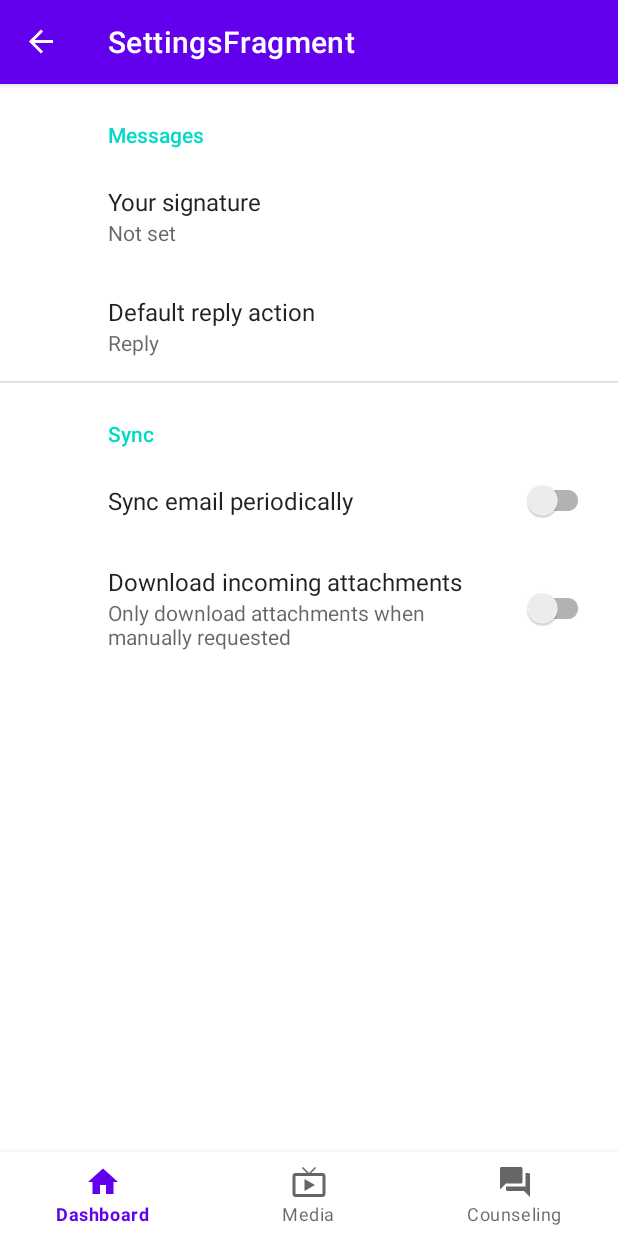
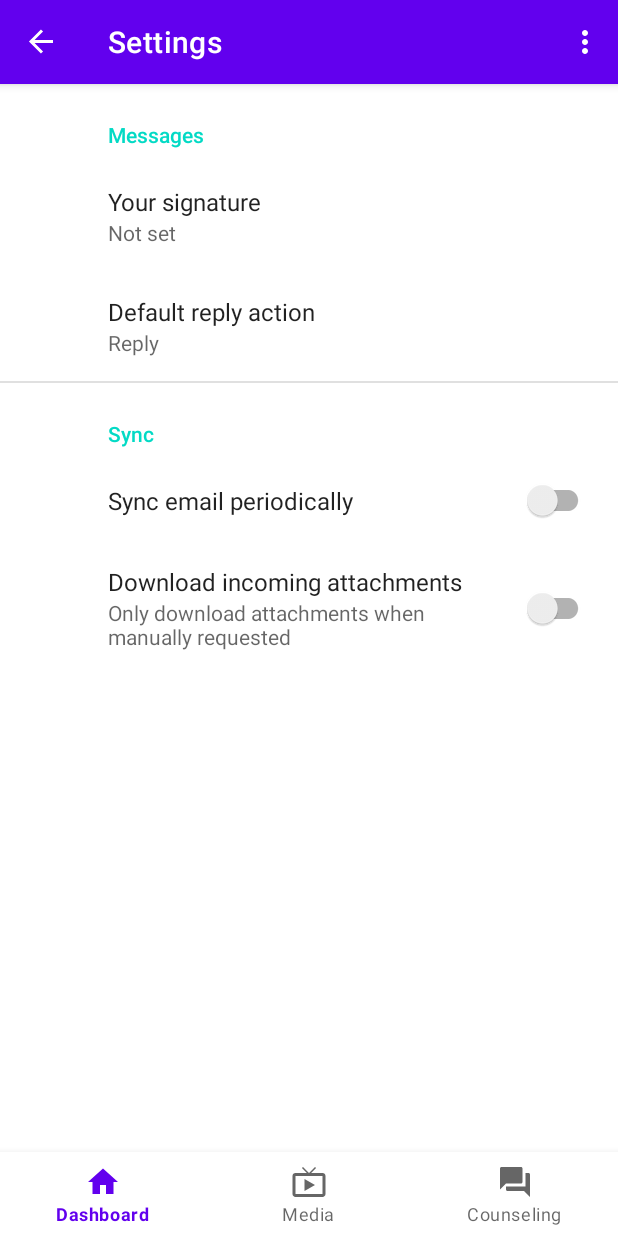
Before and after one commit to marcusrunge/StJohannisUelzen, an Android app: the SettingsFragment screen opened through its navigation route, on a phone screen of 412 x 824 dp. Run offline under Robolectric (Android 15) with nearby library versions, the phone set to English and light mode, and no system bars; our stand-ins replace Dagger/Hilt's generated code, androidx.preference, navigation-ui; 1 statement that could not run was skipped.

Commit message:
added options menu

```diff
--- a/app/src/main/java/com/marcusrunge/stjohannisuelzen/MainActivity.kt
+++ b/app/src/main/java/com/marcusrunge/stjohannisuelzen/MainActivity.kt
@@ -1,7 +1,11 @@
 package com.marcusrunge.stjohannisuelzen
 
 import android.os.Bundle
+import android.view.Menu
+import android.view.MenuInflater
+import android.view.MenuItem
 import androidx.appcompat.app.AppCompatActivity
+import androidx.navigation.NavController
 import androidx.navigation.findNavController
 import androidx.navigation.ui.AppBarConfiguration
 import androidx.navigation.ui.setupActionBarWithNavController
@@ -16,6 +20,7 @@ import javax.inject.Inject
 class MainActivity : AppCompatActivity() {
 
     private lateinit var binding: MainActivityBinding
+    private lateinit var navController: NavController
 
     @Inject
     lateinit var core: Core
@@ -27,7 +32,7 @@ class MainActivity : AppCompatActivity() {
 
         val navView: BottomNavigationView = binding.navView
 
-        val navController = findNavController(R.id.nav_host_fragment_main_activity)
+        navController = findNavController(R.id.nav_host_fragment_main_activity)
         val appBarConfiguration = AppBarConfiguration(
             setOf(
                 R.id.navigation_web, R.id.navigation_media, R.id.navigation_counseling
@@ -37,6 +42,34 @@ class MainActivity : AppCompatActivity() {
         navView.setupWithNavController(navController)
     }
 
+    override fun onCreateOptionsMenu(menu: Menu?): Boolean {
+        val inflater: MenuInflater = menuInflater
+        inflater.inflate(R.menu.options_menu, menu)
+        return true
+    }
+
+    override fun onOptionsItemSelected(item: MenuItem): Boolean {
+        return when (item.itemId) {
+            R.id.navigation_settings -> {
+                navController.navigate(R.id.navigation_settings)
+                true
+            }
+            R.id.navigation_privacy -> {
+                navController.navigate(R.id.navigation_privacy)
+                true
+            }
+            R.id.navigation_licenses -> {
+                navController.navigate(R.id.navigation_licenses)
+                true
+            }
+            R.id.navigation_eula -> {
+                navController.navigate(R.id.navigation_eula)
+                true
+            }
+            else -> super.onOptionsItemSelected(item)
+        }
+    }
+
     override fun onBackPressed() {
         core.back.publisher.onBack { super.onBackPressed() }
     }
--- a/app/src/main/java/com/marcusrunge/stjohannisuelzen/ui/media/MediaFragment.kt
+++ b/app/src/main/java/com/marcusrunge/stjohannisuelzen/ui/media/MediaFragment.kt
@@ -23,7 +23,7 @@ class MediaFragment : Fragment() {
         savedInstanceState: Bundle?
     ): View {
         _binding =
-            DataBindingUtil.inflate(inflater, R.layout.licenses_fragment, container, false)
+            DataBindingUtil.inflate(inflater, R.layout.media_fragment, container, false)
         return binding.root
     }
 
--- a/app/src/main/res/drawable/baseline_live_tv_24.xml
+++ b/app/src/main/res/drawable/baseline_live_tv_24.xml
@@ -4,7 +4,7 @@
     android:tint="?attr/colorControlNormal"
     android:viewportWidth="24"
     android:viewportHeight="24">
-  <path
-      android:fillColor="@android:color/white"
-      android:pathData="M21,6h-7.59l3.29,-3.29L16,2l-4,4 -4,-4 -0.71,0.71L10.59,6L3,6c-1.1,0 -2,0.89 -2,2v12c0,1.1 0.9,2 2,2h18c1.1,0 2,-0.9 2,-2L23,8c0,-1.11 -0.9,-2 -2,-2zM21,20L3,20L3,8h18v12zM9,10v8l7,-4z" />
+    <path
+        android:fillColor="@android:color/white"
+        android:pathData="M21,6h-7.59l3.29,-3.29L16,2l-4,4 -4,-4 -0.71,0.71L10.59,6L3,6c-1.1,0 -2,0.89 -2,2v12c0,1.1 0.9,2 2,2h18c1.1,0 2,-0.9 2,-2L23,8c0,-1.11 -0.9,-2 -2,-2zM21,20L3,20L3,8h18v12zM9,10v8l7,-4z" />
 </vector>
--- /dev/null
+++ b/app/src/main/res/menu/options_menu.xml
@@ -0,0 +1,15 @@
+<menu xmlns:android="http://schemas.android.com/apk/res/android">
+
+    <item
+        android:id="@+id/navigation_settings"
+        android:title="@string/title_settings" />
+    <item
+        android:id="@+id/navigation_eula"
+        android:title="@string/title_eula" />
+    <item
+        android:id="@+id/navigation_licenses"
+        android:title="@string/title_licenses" />
+    <item
+        android:id="@+id/navigation_privacy"
+        android:title="@string/title_privacy" />
+</menu>
--- a/app/src/main/res/navigation/mobile_navigation.xml
+++ b/app/src/main/res/navigation/mobile_navigation.xml
@@ -17,24 +17,24 @@
     <fragment
         android:id="@+id/navigation_settings"
         android:name="com.marcusrunge.stjohannisuelzen.ui.settings.SettingsFragment"
-        android:label="SettingsFragment" />
+        android:label="@string/title_settings" />
     <fragment
         android:id="@+id/navigation_licenses"
         android:name="com.marcusrunge.stjohannisuelzen.ui.licenses.LicensesFragment"
-        android:label="licenses_fragment"
+        android:label="@string/title_licenses"
         tools:layout="@layout/licenses_fragment" />
     <fragment
         android:id="@+id/navigation_eula"
         android:name="com.marcusrunge.stjohannisuelzen.ui.eula.EulaFragment"
-        android:label="eula_fragment"
+        android:label="@string/title_eula"
         tools:layout="@layout/eula_fragment" />
     <fragment
         android:id="@+id/navigation_privacy"
         android:name="com.marcusrunge.stjohannisuelzen.ui.privacy.PrivacyFragment"
-        android:label="privacy_fragment"
+        android:label="@string/title_privacy"
         tools:layout="@layout/privacy_fragment" />
     <fragment
         android:id="@+id/navigation_media"
         android:name="com.marcusrunge.stjohannisuelzen.ui.media.MediaFragment"
-        android:label="MediaFragment" />
+        android:label="@string/title_media" />
 </navigation>
--- a/app/src/main/res/values/strings.xml
+++ b/app/src/main/res/values/strings.xml
@@ -3,18 +3,22 @@
     <string name="title_web">Dashboard</string>
     <string name="title_counseling">Counseling</string>
     <!-- Preference Titles -->
-    <string name="messages_header">Messages</string>
-    <string name="sync_header">Sync</string>
+    <string name="messages_header" translatable="false">Messages</string>
+    <string name="sync_header" translatable="false">Sync</string>
 
     <!-- Messages Preferences -->
-    <string name="signature_title">Your signature</string>
-    <string name="reply_title">Default reply action</string>
+    <string name="signature_title" translatable="false">Your signature</string>
+    <string name="reply_title" translatable="false">Default reply action</string>
 
     <!-- Sync Preferences -->
-    <string name="sync_title">Sync email periodically</string>
-    <string name="attachment_title">Download incoming attachments</string>
-    <string name="attachment_summary_on">Automatically download attachments for incoming emails
+    <string name="sync_title" translatable="false">Sync email periodically</string>
+    <string name="attachment_title" translatable="false">Download incoming attachments</string>
+    <string name="attachment_summary_on" translatable="false">Automatically download attachments for incoming emails
     </string>
-    <string name="attachment_summary_off">Only download attachments when manually requested</string>
+    <string name="attachment_summary_off" translatable="false">Only download attachments when manually requested</string>
     <string name="title_media">Media</string>
+    <string name="title_licenses">Licenses</string>
+    <string name="title_eula">Enduser Agreement</string>
+    <string name="title_settings">Settings</string>
+    <string name="title_privacy">Privacy</string>
 </resources>
```
Also changed, not shown: 1 other file.
